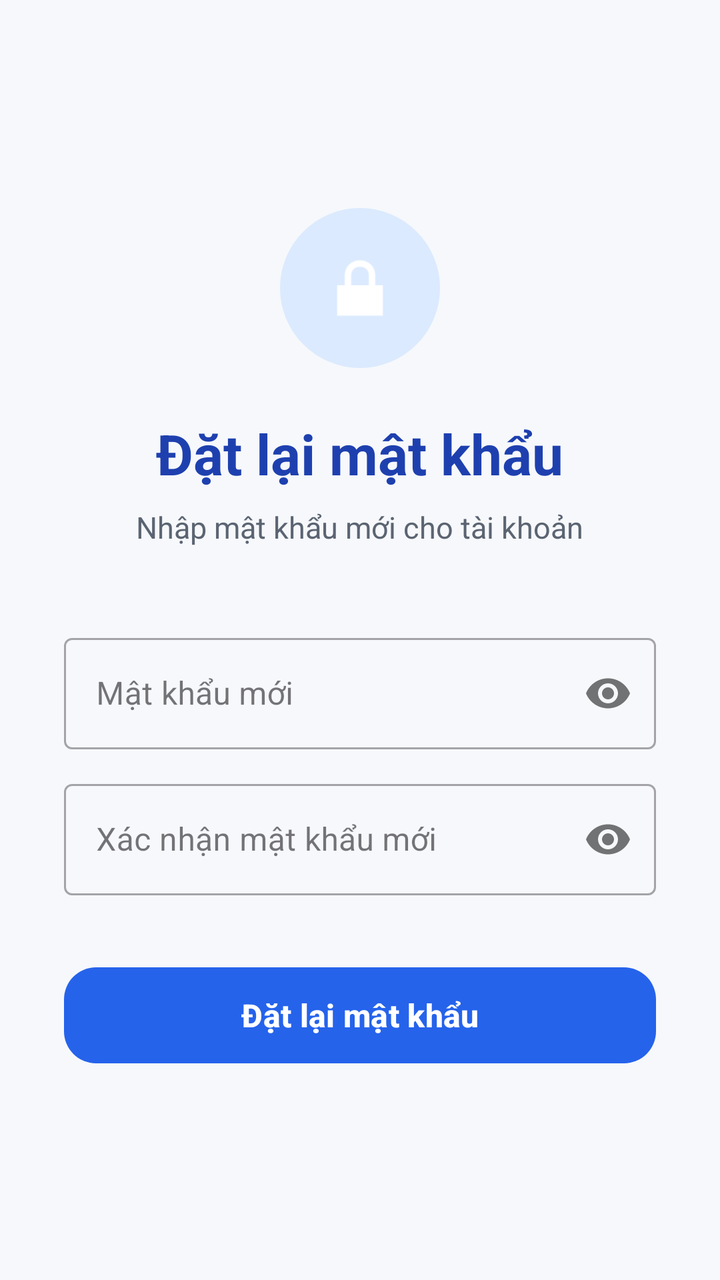
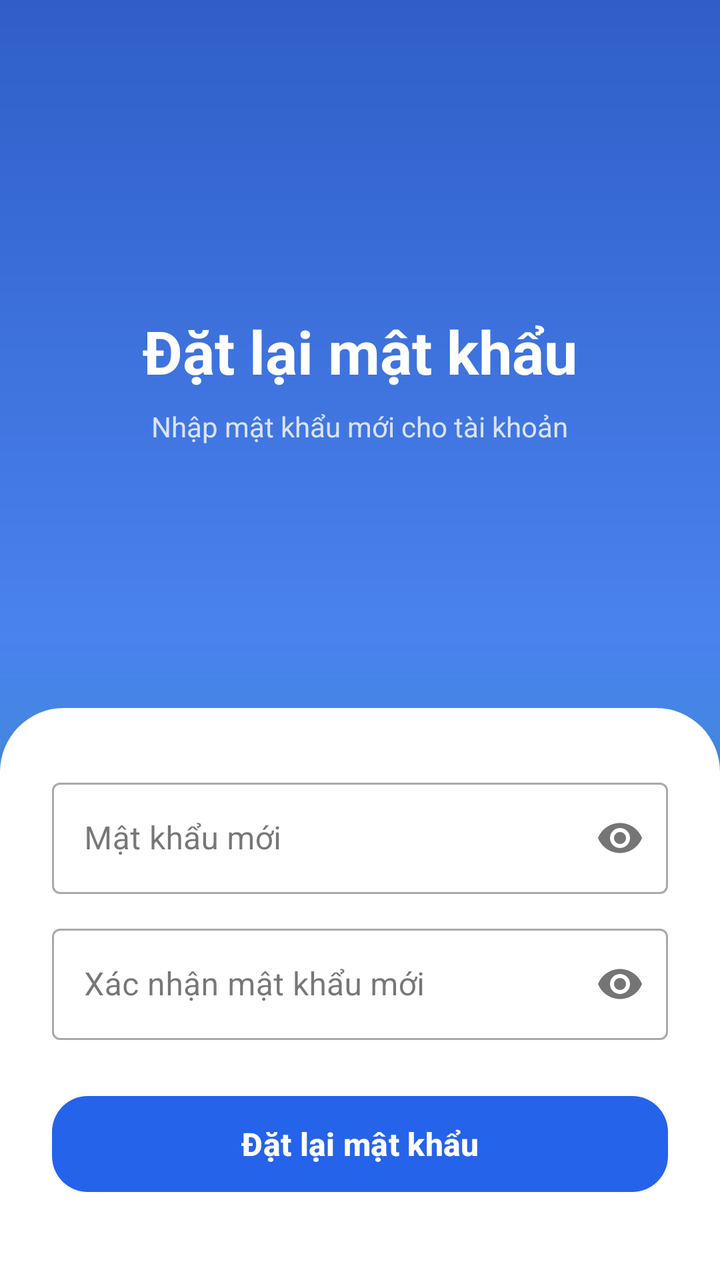

Before-and-after screenshots of an Android layout around one commit, followed by the original layout XML and the change that was made.
<!-- AndroidManifest.xml: application theme Theme.ObjectLanguage -->
<!-- res/layout/fragment_reset_password.xml -->
<?xml version="1.0" encoding="utf-8"?>
<LinearLayout xmlns:android="http://schemas.android.com/apk/res/android"
    xmlns:app="http://schemas.android.com/apk/res-auto"
    android:layout_width="match_parent"
    android:layout_height="match_parent"
    android:background="@color/background"
    android:gravity="center"
    android:orientation="vertical"
    android:padding="32dp">

    <ImageView
        android:layout_width="80dp"
        android:layout_height="80dp"
        android:layout_marginBottom="24dp"
        android:background="@drawable/circle_bg"
        android:contentDescription="@string/auth_logo"
        android:padding="18dp"
        android:src="@android:drawable/ic_lock_lock"
        app:tint="@color/text_on_primary" />

    <TextView
        android:layout_width="wrap_content"
        android:layout_height="wrap_content"
        android:layout_marginBottom="8dp"
        android:text="@string/reset_password_title"
        android:textColor="@color/primary_dark"
        android:textSize="28sp"
        android:textStyle="bold" />

    <TextView
        android:layout_width="wrap_content"
        android:layout_height="wrap_content"
        android:layout_marginBottom="40dp"
        android:gravity="center"
        android:text="@string/reset_password_subtitle"
        android:textColor="@color/text_secondary"
        android:textSize="15sp" />

    <com.google.android.material.textfield.TextInputLayout
        android:layout_width="match_parent"
        android:layout_height="wrap_content"
        android:layout_marginBottom="12dp"
        style="@style/Widget.MaterialComponents.TextInputLayout.OutlinedBox"
        app:passwordToggleEnabled="true">

        <com.google.android.material.textfield.TextInputEditText
            android:id="@+id/etNewPassword"
            android:layout_width="match_parent"
            android:layout_height="wrap_content"
            android:hint="@string/new_password_hint"
            android:inputType="textPassword"
            android:textColor="@color/text_primary"
            android:textColorHint="@color/text_secondary" />
    </com.google.android.material.textfield.TextInputLayout>

    <com.google.android.material.textfield.TextInputLayout
        android:layout_width="match_parent"
        android:layout_height="wrap_content"
        android:layout_marginBottom="32dp"
        style="@style/Widget.MaterialComponents.TextInputLayout.OutlinedBox"
        app:passwordToggleEnabled="true">

        <com.google.android.material.textfield.TextInputEditText
            android:id="@+id/etConfirmPassword"
            android:layout_width="match_parent"
            android:layout_height="wrap_content"
            android:hint="@string/confirm_password_hint"
            android:inputType="textPassword"
            android:textColor="@color/text_primary"
            android:textColorHint="@color/text_secondary" />
    </com.google.android.material.textfield.TextInputLayout>

    <com.google.android.material.button.MaterialButton
        android:id="@+id/btnResetPassword"
        android:layout_width="match_parent"
        android:layout_height="56dp"
        android:text="@string/reset_password_button"
        android:textSize="16sp"
        android:textStyle="bold"
        app:backgroundTint="@color/primary"
        app:cornerRadius="16dp" />

    <ProgressBar
        android:id="@+id/progressBar"
        android:layout_width="wrap_content"
        android:layout_height="wrap_content"
        android:layout_marginTop="16dp"
        android:visibility="gone" />

</LinearLayout>
<!-- resources referenced by this layout -->
<resources>
  <color name="background">#F6F8FB</color>
  <color name="primary">#2563EB</color>
  <color name="primary_dark">#1E40AF</color>
  <color name="text_on_primary">#FFFFFF</color>
  <color name="text_primary">#111827</color>
  <color name="text_secondary">#5B6472</color>
  <!-- drawable circle_bg (drawable) -->
  <?xml version="1.0" encoding="utf-8"?>
  <shape xmlns:android="http://schemas.android.com/apk/res/android" android:shape="oval">
      <solid android:color="@color/primary_light" />
  </shape>
  <string name="auth_logo">Logo</string>
  <string name="confirm_password_hint">Xác nhận mật khẩu mới</string>
  <string name="new_password_hint">Mật khẩu mới</string>
  <string name="reset_password_button">Đặt lại mật khẩu</string>
  <string name="reset_password_subtitle">Nhập mật khẩu mới cho tài khoản</string>
  <string name="reset_password_title">Đặt lại mật khẩu</string>
  <style name="Theme.ObjectLanguage" parent="Theme.Material3.Light.NoActionBar">
          <item name="colorPrimary">@color/primary</item>
          <item name="colorPrimaryVariant">@color/primary_dark</item>
          <item name="colorOnPrimary">@color/text_on_primary</item>
          <item name="colorSecondary">@color/secondary</item>
          <item name="colorOnSecondary">@color/text_on_primary</item>
          <item name="android:colorBackground">@color/background</item>
          <item name="android:windowBackground">@color/background</item>
          <item name="colorSurface">@color/surface</item>
          <item name="android:statusBarColor">@color/background</item>
          <item name="android:windowLightStatusBar">true</item>
          <item name="android:navigationBarColor">@color/surface</item>
          <item name="android:windowLightNavigationBar" tools:targetApi="o_mr1">true</item>
          
          <item name="cardViewStyle">@style/Widget.App.CardView</item>
          <item name="bottomNavigationStyle">@style/Widget.App.BottomNav</item>
      </style>
  <color name="primary_light">#DBEAFE</color>
  <color name="secondary">#16A34A</color>
  <color name="surface">#FFFFFF</color>
  <style name="Widget.App.CardView" parent="Widget.Material3.CardView.Elevated">
          <item name="cardBackgroundColor">@color/surface</item>
          <item name="cardCornerRadius">14dp</item>
          <item name="cardElevation">0dp</item>
          <item name="strokeWidth">0dp</item>
      </style>
  <style name="Widget.App.BottomNav" parent="Widget.Material3.BottomNavigationView">
          <item name="backgroundTint">@color/bottom_nav_bg</item>
          <item name="itemIconTint">@color/bottom_nav_color</item>
          <item name="itemTextColor">@color/bottom_nav_color</item>
          <item name="itemActiveIndicatorStyle">@style/Widget.App.BottomNav.ActiveIndicator</item>
          <item name="labelVisibilityMode">labeled</item>
          <item name="itemRippleColor">@color/primary_light</item>
      </style>
  <color name="bottom_nav_bg">#FFFFFF</color>
  <style name="Widget.App.BottomNav.ActiveIndicator" parent="Widget.Material3.BottomNavigationView.ActiveIndicator">
          <item name="android:color">@color/surface_variant</item>
          <item name="shapeAppearance">@style/ShapeAppearance.App.SmallComponent</item>
      </style>
  <color name="surface_variant">#EAF0F7</color>
  <style name="ShapeAppearance.App.SmallComponent" parent="ShapeAppearance.Material3.SmallComponent">
          <item name="cornerSize">14dp</item>
      </style>
</resources>

<!-- the commit's change to res/layout/fragment_reset_password.xml (unified diff, before → after) -->
@@ -1,90 +1,117 @@
 <?xml version="1.0" encoding="utf-8"?>
-<LinearLayout xmlns:android="http://schemas.android.com/apk/res/android"
+<ScrollView xmlns:android="http://schemas.android.com/apk/res/android"
     xmlns:app="http://schemas.android.com/apk/res-auto"
     android:layout_width="match_parent"
     android:layout_height="match_parent"
-    android:background="@color/background"
-    android:gravity="center"
-    android:orientation="vertical"
-    android:padding="32dp">
+    android:background="@drawable/bg_auth_gradient"
+    android:fillViewport="true">
 
-    <ImageView
-        android:layout_width="80dp"
-        android:layout_height="80dp"
-        android:layout_marginBottom="24dp"
-        android:background="@drawable/circle_bg"
-        android:contentDescription="@string/auth_logo"
-        android:padding="18dp"
-        android:src="@android:drawable/ic_lock_lock"
-        app:tint="@color/text_on_primary" />
-
-    <TextView
-        android:layout_width="wrap_content"
-        android:layout_height="wrap_content"
-        android:layout_marginBottom="8dp"
-        android:text="@string/reset_password_title"
-        android:textColor="@color/primary_dark"
-        android:textSize="28sp"
-        android:textStyle="bold" />
-
-    <TextView
-        android:layout_width="wrap_content"
-        android:layout_height="wrap_content"
-        android:layout_marginBottom="40dp"
-        android:gravity="center"
-        android:text="@string/reset_password_subtitle"
-        android:textColor="@color/text_secondary"
-        android:textSize="15sp" />
-
-    <com.google.android.material.textfield.TextInputLayout
+    <LinearLayout
         android:layout_width="match_parent"
         android:layout_height="wrap_content"
-        android:layout_marginBottom="12dp"
-        style="@style/Widget.MaterialComponents.TextInputLayout.OutlinedBox"
-        app:passwordToggleEnabled="true">
+        android:orientation="vertical">
 
-        <com.google.android.material.textfield.TextInputEditText
-            android:id="@+id/etNewPassword"
+        
+        <LinearLayout
+            android:layout_width="match_parent"
+            android:layout_height="0dp"
+            android:layout_weight="1"
+            android:minHeight="200dp"
+            android:gravity="center"
+            android:orientation="vertical"
+            android:paddingTop="48dp"
+            android:paddingBottom="24dp">
+
+            <TextView
+                android:layout_width="wrap_content"
+                android:layout_height="wrap_content"
+                android:text="@string/reset_password_title"
+                android:textColor="@color/text_on_primary"
+                android:textSize="30sp"
+                android:textStyle="bold" />
+
+            <TextView
+                android:layout_width="wrap_content"
+                android:layout_height="wrap_content"
+                android:layout_marginTop="8dp"
+                android:gravity="center"
+                android:paddingStart="32dp"
+                android:paddingEnd="32dp"
+                android:text="@string/reset_password_subtitle"
+                android:textColor="@color/text_on_primary"
+                android:alpha="0.80"
+                android:textSize="14sp" />
+
+        </LinearLayout>
+
+        
+        <LinearLayout
             android:layout_width="match_parent"
             android:layout_height="wrap_content"
-            android:hint="@string/new_password_hint"
-            android:inputType="textPassword"
-            android:textColor="@color/text_primary"
-            android:textColorHint="@color/text_secondary" />
-    </com.google.android.material.textfield.TextInputLayout>
+            android:background="@drawable/bg_form_card"
+            android:orientation="vertical"
+            android:paddingStart="26dp"
+            android:paddingTop="32dp"
+            android:paddingEnd="26dp"
+            android:paddingBottom="40dp">
 
-    <com.google.android.material.textfield.TextInputLayout
-        android:layout_width="match_parent"
-        android:layout_height="wrap_content"
-        android:layout_marginBottom="32dp"
-        style="@style/Widget.MaterialComponents.TextInputLayout.OutlinedBox"
-        app:passwordToggleEnabled="true">
+            <com.google.android.material.textfield.TextInputLayout
+                android:layout_width="match_parent"
+                android:layout_height="wrap_content"
+                android:layout_marginBottom="12dp"
+                style="@style/Widget.MaterialComponents.TextInputLayout.OutlinedBox"
+                app:passwordToggleEnabled="true">
 
-        <com.google.android.material.textfield.TextInputEditText
-            android:id="@+id/etConfirmPassword"
-            android:layout_width="match_parent"
-            android:layout_height="wrap_content"
-            android:hint="@string/confirm_password_hint"
-            android:inputType="textPassword"
-            android:textColor="@color/text_primary"
-            android:textColorHint="@color/text_secondary" />
-    </com.google.android.material.textfield.TextInputLayout>
+                <com.google.android.material.textfield.TextInputEditText
+                    android:id="@+id/etNewPassword"
+                    android:layout_width="match_parent"
+                    android:layout_height="wrap_content"
+                    android:hint="@string/new_password_hint"
+                    android:inputType="textPassword"
+                    android:textColor="@color/text_primary"
+                    android:textColorHint="@color/text_secondary" />
 
-    <com.google.android.material.button.MaterialButton
-        android:id="@+id/btnResetPassword"
-        android:layout_width="match_parent"
-        android:layout_height="56dp"
-        android:text="@string/reset_password_button"
-        android:textSize="16sp"
-        android:textStyle="bold"
-        app:backgroundTint="@color/primary"
-        app:cornerRadius="16dp" />
+            </com.google.android.material.textfield.TextInputLayout>
 
-    <ProgressBar
-        android:id="@+id/progressBar"
-        android:layout_width="wrap_content"
-        android:layout_height="wrap_content"
-        android:layout_marginTop="16dp"
-        android:visibility="gone" />
+            <com.google.android.material.textfield.TextInputLayout
+                android:layout_width="match_parent"
+                android:layout_height="wrap_content"
+                android:layout_marginBottom="24dp"
+                style="@style/Widget.MaterialComponents.TextInputLayout.OutlinedBox"
+                app:passwordToggleEnabled="true">
 
-</LinearLayout>
+                <com.google.android.material.textfield.TextInputEditText
+                    android:id="@+id/etConfirmPassword"
+                    android:layout_width="match_parent"
+                    android:layout_height="wrap_content"
+                    android:hint="@string/confirm_password_hint"
+                    android:inputType="textPassword"
+                    android:textColor="@color/text_primary"
+                    android:textColorHint="@color/text_secondary" />
+
+            </com.google.android.material.textfield.TextInputLayout>
+
+            <com.google.android.material.button.MaterialButton
+                android:id="@+id/btnResetPassword"
+                android:layout_width="match_parent"
+                android:layout_height="56dp"
+                android:text="@string/reset_password_button"
+                android:textSize="16sp"
+                android:textStyle="bold"
+                android:textColor="@color/text_on_primary"
+                app:backgroundTint="@color/primary"
+                app:cornerRadius="18dp" />
+
+            <ProgressBar
+                android:id="@+id/progressBar"
+                android:layout_width="wrap_content"
+                android:layout_height="wrap_content"
+                android:layout_gravity="center"
+                android:layout_marginTop="12dp"
+                android:visibility="gone" />
+
+        </LinearLayout>
+
+    </LinearLayout>
+
+</ScrollView>
<!-- resource entries referenced after the edit -->
@@ -6,12 +6,26 @@
   <color name="text_on_primary">#FFFFFF</color>
   <color name="text_primary">#111827</color>
   <color name="text_secondary">#5B6472</color>
-  <!-- drawable circle_bg (drawable) -->
+  <!-- drawable bg_auth_gradient (drawable) -->
   <?xml version="1.0" encoding="utf-8"?>
-  <shape xmlns:android="http://schemas.android.com/apk/res/android" android:shape="oval">
-      <solid android:color="@color/primary_light" />
+  <shape xmlns:android="http://schemas.android.com/apk/res/android"
+      android:shape="rectangle">
+      <gradient
+          android:angle="160"
+          android:startColor="#2F5EC8"
+          android:centerColor="#4A82EE"
+          android:endColor="#1E9E94"
+          android:type="linear" />
   </shape>
-  <string name="auth_logo">Logo</string>
+  <!-- drawable bg_form_card (drawable) -->
+  <?xml version="1.0" encoding="utf-8"?>
+  <shape xmlns:android="http://schemas.android.com/apk/res/android"
+      android:shape="rectangle">
+      <solid android:color="@color/surface" />
+      <corners
+          android:topLeftRadius="32dp"
+          android:topRightRadius="32dp" />
+  </shape>
   <string name="confirm_password_hint">Xác nhận mật khẩu mới</string>
   <string name="new_password_hint">Mật khẩu mới</string>
   <string name="reset_password_button">Đặt lại mật khẩu</string>
